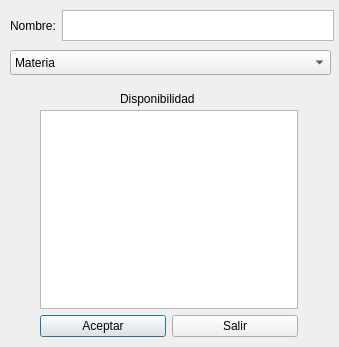
Old version of the form newProfessordialog.ui in the repository Santiago-Pinto/colorcraft.
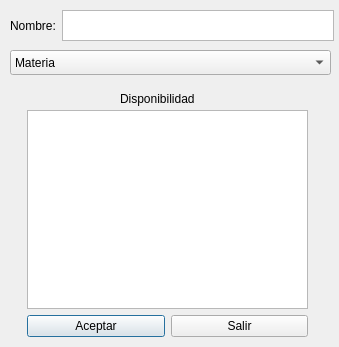
New version of the form.

Diff of the .ui file:
```diff
--- a/newProfessordialog.ui
+++ b/newProfessordialog.ui
@@ -29,9 +29,9 @@
   <widget class="QWidget" name="layoutWidget">
    <property name="geometry">
     <rect>
-     <x>40</x>
+     <x>27</x>
      <y>110</y>
-     <width>258</width>
+     <width>281</width>
      <height>227</height>
     </rect>
    </property>
```
Left out of the diff: 6 changed lines with no effect on the pictures.
